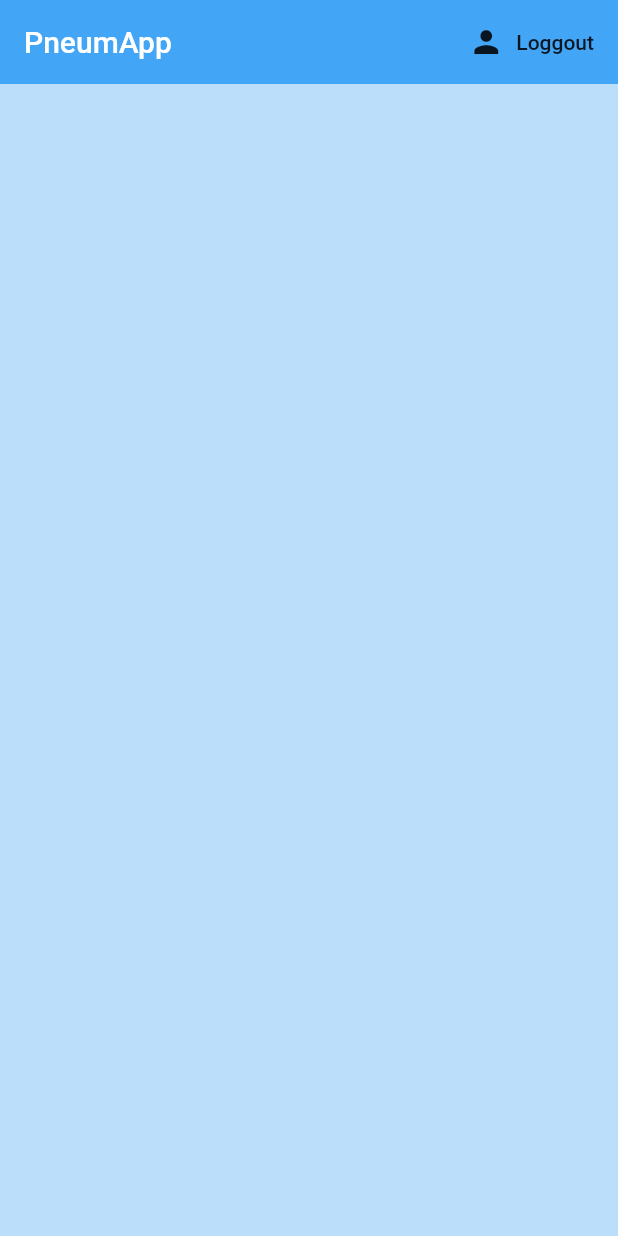
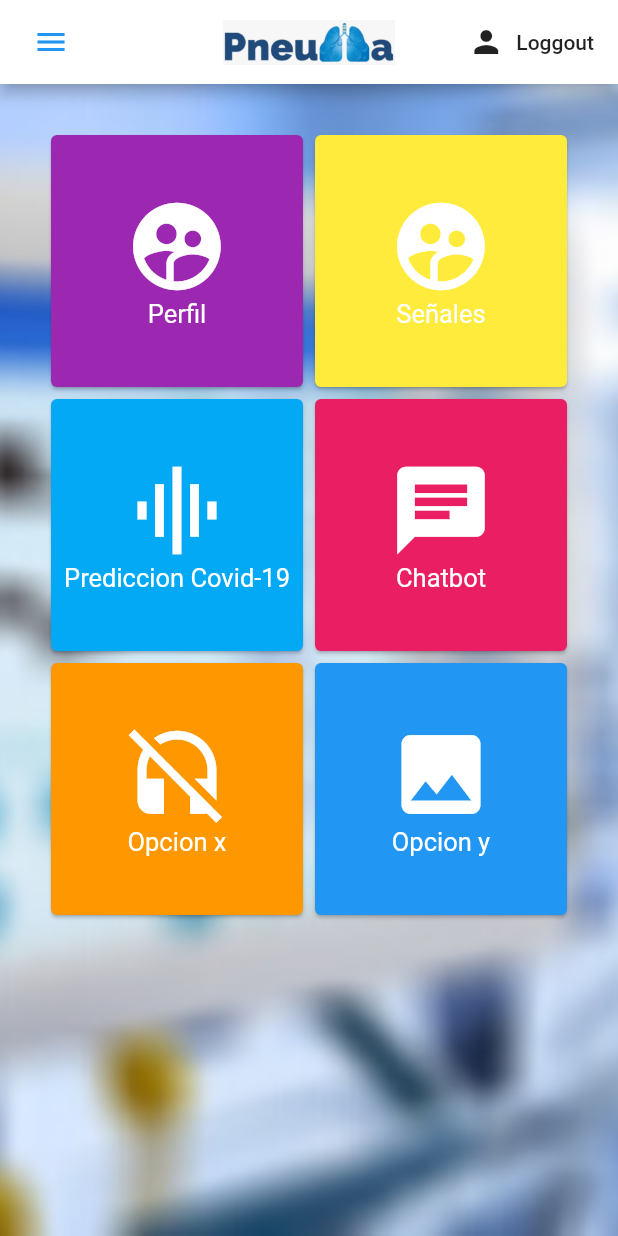
Before and after one commit to sebasmos/PneumaBetta, a Flutter app: the screen it shows once a user with an empty profile is signed in, on a phone screen of 412 x 824 dp. Run offline on Flutter 3.47's test engine with Material 2 defaults, Android fonts, the phone set to English and light mode, and no system bars; our stand-ins replace firebase_auth; accounts and stored records are empty.

Commit message:
Diseño de dashboard

```diff
--- a/lib/main.dart
+++ b/lib/main.dart
@@ -18,10 +18,8 @@ class MyApp extends StatelessWidget {
       //AuthService has the Stream object we created to detect changes from firebase, which we use here as user
       value:AuthService().user,
         child: MaterialApp(
-
-        home: Wrapper(),
-
-      ),
+          home: Wrapper(),
+        ),
     );
 
   }
--- a/lib/screens/authenticate/authenticate.dart
+++ b/lib/screens/authenticate/authenticate.dart
@@ -8,7 +8,6 @@ class Authenticate extends StatefulWidget {
 }
 
 class _AuthenticateState extends State<Authenticate> {
-
 
   bool showSignIn = true;
   void toggleView(){
--- a/lib/screens/authenticate/signin.dart
+++ b/lib/screens/authenticate/signin.dart
@@ -14,7 +14,6 @@ class SignIn extends StatefulWidget {
 }
 
 class _SignInState extends State<SignIn> {
-
 
   //Extract instance of the AuthService class to use signIn, Register etc functions
   final AuthService _auth = AuthService();
--- a/lib/screens/home/home.dart
+++ b/lib/screens/home/home.dart
@@ -9,11 +9,23 @@ class Home extends StatelessWidget {
   @override
   Widget build(BuildContext context) {
     return Scaffold(
-      backgroundColor: Colors.blue[100],
       appBar: AppBar(
-        title:  Text('PneumApp'),
-        backgroundColor: Colors.blue[400],
-        elevation: 0.0,
+        backgroundColor: Colors.white,
+        title:Image.asset(
+                'assets/logo.jpeg',
+                fit: BoxFit.cover,
+                height: 30.0,
+              ),
+        centerTitle: true,
+        leading: Padding(
+          padding: EdgeInsets.only(left: 12),
+          child: IconButton(
+            icon: Icon(Icons.menu, color: Colors.blue,),
+            onPressed: () {
+              print('Click leading');
+            },
+          ),
+        ),
         actions: <Widget>[
            FlatButton.icon(
               icon: Icon(Icons.person),
@@ -24,6 +36,90 @@ class Home extends StatelessWidget {
              )
         ],
       ),
+      drawer: new Drawer(
+        child: ListView(
+          children: <Widget>[
+            UserAccountsDrawerHeader(
+              accountName: new Text(
+                "David Santiago Garcia Chicangana",
+                style: new TextStyle(fontWeight: FontWeight.bold, fontSize: 17),
+              ),
+              accountEmail: new Text("dsgarcia@unicauca.edu.co"),
+              currentAccountPicture: CircleAvatar(
+                backgroundImage: NetworkImage("https://static.iris.net.co/semana/upload/images/2020/6/1/675397_1.jpg"),
+              ),
+              decoration: new BoxDecoration(color: Colors.blue[700]),
+            ),
+            ListTile(
+              leading: Icon(Icons.person),
+              title: Text("Perfil"),
+            ),
+            ListTile(
+              leading: Icon(Icons.info),
+              title: Text("Información"),
+            ),
+            ListTile(
+              leading: Icon(Icons.exit_to_app),
+              title: Text("Salir"),
+            ),
+          ],
+        )
+      ),
+      body: Container(
+        decoration: BoxDecoration(
+          image: DecorationImage(
+            image: AssetImage("assets/background.png"),
+            fit: BoxFit.cover,
+          ),
+        ),
+        padding: EdgeInsets.all(30),
+        child: GridView.count(
+          crossAxisCount: 2,
+          children: <Widget>[
+            MyMenu(title: "Perfil", icon: Icons.supervised_user_circle, background: Colors.purple),
+            MyMenu(title: "Señales", icon: Icons.supervised_user_circle, background: Colors.yellow),
+            MyMenu(title: "Prediccion Covid-19", icon: Icons.graphic_eq, background: Colors.lightBlue),
+            MyMenu(title: "Chatbot", icon: Icons.chat, background: Colors.pink),
+            MyMenu(title: "Opcion x", icon: Icons.headset_off, background: Colors.orange),
+            MyMenu(title: "Opcion y", icon: Icons.insert_photo, background: Colors.blue),
+          ],
+        ),
+      ),
     );
   }
 }
+
+class MyMenu extends StatelessWidget {
+  MyMenu({this.title, this.icon, this.background});
+
+  final String title;
+  final IconData icon;
+  final MaterialColor background;
+
+  @override
+  Widget build(BuildContext context) {
+    return Card(
+            color: background,
+            child: InkWell(
+              onTap: (){},
+              splashColor: Colors.green,
+              child: Center(
+                child: Column(
+                  mainAxisSize: MainAxisSize.min,
+                  children: <Widget>[
+                    Icon(
+                      icon,
+                      size: 70.0,
+                      color: Colors.white,
+                    ),
+                    Text(
+                      title,
+                      style: new TextStyle(fontSize: 17.0,color: Colors.white),
+                    ),
+                  ],
+                ),
+              ),
+            ),
+          );
+  }
+}
--- a/pubspec.yaml
+++ b/pubspec.yaml
@@ -49,9 +49,8 @@ flutter:
   uses-material-design: true
 
   # To add assets to your application, add an assets section, like this:
-  # assets:
-  #   - images/a_dot_burr.jpeg
-  #   - images/a_dot_ham.jpeg
+  assets:
+    - assets/
 
   # An image asset can refer to one or more resolution-specific "variants", see
   # https://flutter.dev/assets-and-images/#resolution-aware.
```
Also changed, not shown: lib/screens/wrapper.dart (+4 -7 lines), assets/background.png (added), assets/logo.jpeg (added), pubspec.lock.
